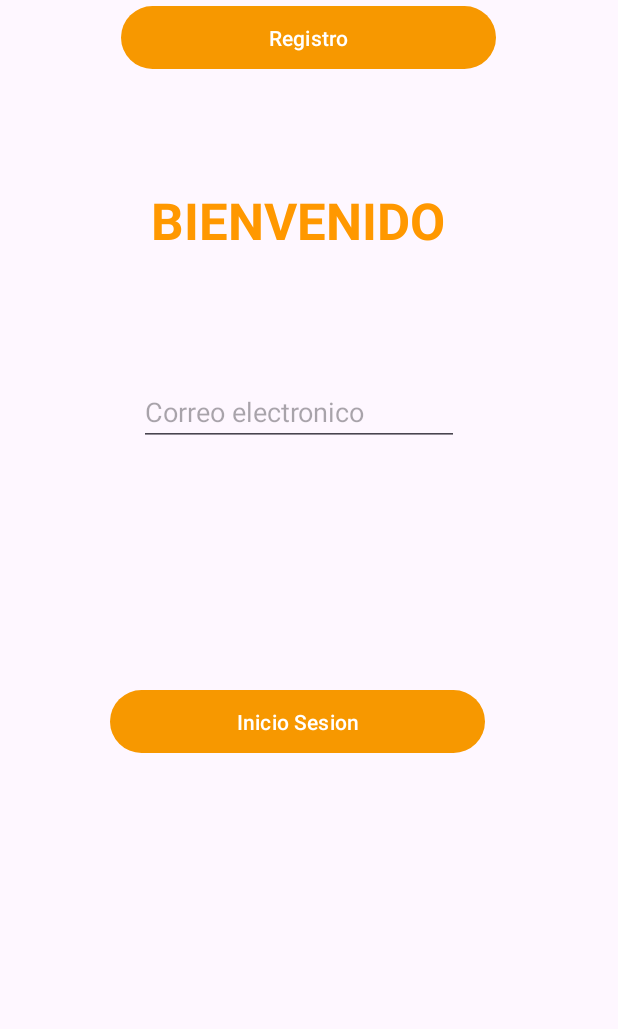
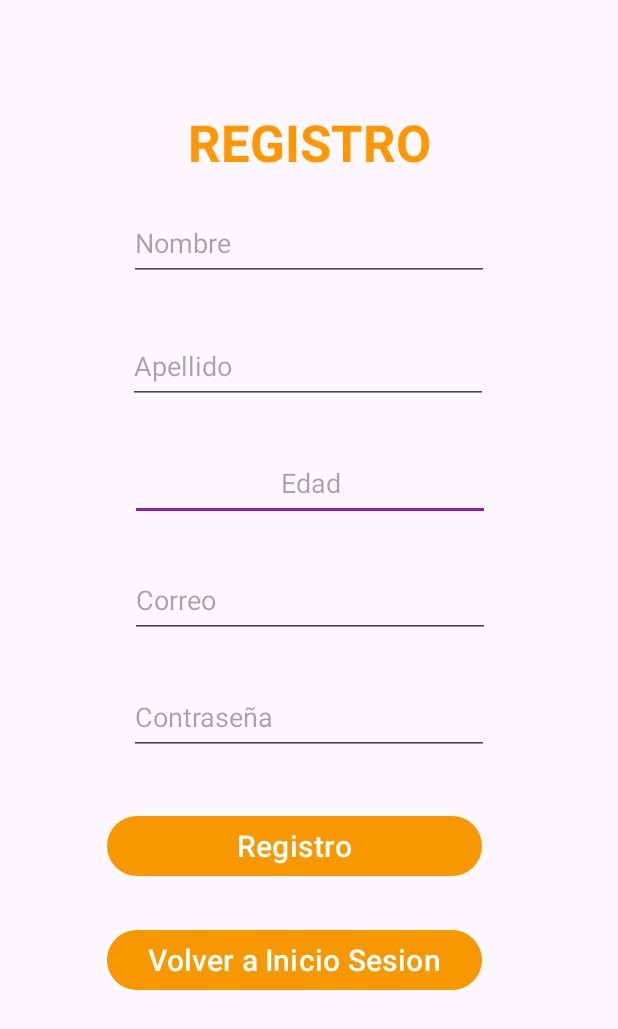
Before and after one commit to juandi247/Wallet-Aplicacion-actualizada, an Android app: the RegistroActivity screen opened directly, with no data from a screen before it, on a phone screen of 412 x 824 dp. Shown: the top 1029 px of the screen. Run offline under Robolectric (Android 15) with nearby library versions, the phone set to English and light mode, and no system bars.

Commit message:
Inicio de sesion y Registro,con los botones para pasar entre estas

```diff
--- a/app/src/main/java/com/fabiansuarez/mywallet/LoginActivity.java
+++ b/app/src/main/java/com/fabiansuarez/mywallet/LoginActivity.java
@@ -2,7 +2,10 @@ package com.fabiansuarez.mywallet;
 
 import androidx.appcompat.app.AppCompatActivity;
 
+import android.content.Intent;
 import android.os.Bundle;
+import android.view.View;
+import android.widget.Button;
 
 public class LoginActivity extends AppCompatActivity {
 
@@ -10,5 +13,15 @@ public class LoginActivity extends AppCompatActivity {
     protected void onCreate(Bundle savedInstanceState) {
         super.onCreate(savedInstanceState);
         setContentView(R.layout.activity_login);
+      Button btnRegistro = findViewById(R.id.btn_registro);
+
+        btnRegistro.setOnClickListener(new View.OnClickListener() {
+            @Override
+            public void onClick(View v) {
+
+                Intent intent = new Intent(LoginActivity.this, RegistroActivity.class);
+                startActivity(intent);
+            }
+        });
     }
 }
--- a/app/src/main/java/com/fabiansuarez/mywallet/RegistroActivity.java
+++ b/app/src/main/java/com/fabiansuarez/mywallet/RegistroActivity.java
@@ -2,7 +2,10 @@ package com.fabiansuarez.mywallet;
 
 import androidx.appcompat.app.AppCompatActivity;
 
+import android.content.Intent;
 import android.os.Bundle;
+import android.view.View;
+import android.widget.Button;
 
 public class RegistroActivity extends AppCompatActivity {
 
@@ -10,5 +13,14 @@ public class RegistroActivity extends AppCompatActivity {
     protected void onCreate(Bundle savedInstanceState) {
         super.onCreate(savedInstanceState);
         setContentView(R.layout.activity_registro);
+        Button btnVolver=findViewById(R.id.btn_volverInicioSesion);
+
+        btnVolver.setOnClickListener(new View.OnClickListener() {
+            @Override
+            public void onClick(View view) {
+                Intent intent= new Intent(RegistroActivity.this, LoginActivity.class);
+                startActivity(intent);
+            }
+        });
     }
 }
--- a/app/src/main/java/com/fabiansuarez/mywallet/SplashActivity.java
+++ b/app/src/main/java/com/fabiansuarez/mywallet/SplashActivity.java
@@ -23,7 +23,7 @@ public class SplashActivity extends AppCompatActivity {
                 finish();
 
             }
-        }, 3000);
+        }, 4200);
 
     }
 }
--- a/app/src/main/res/layout/activity_login.xml
+++ b/app/src/main/res/layout/activity_login.xml
@@ -7,7 +7,7 @@
     tools:context=".LoginActivity">
 
     <Button
-        android:id="@+id/button"
+        android:id="@+id/btn_iniciosesion"
         android:layout_width="250dp"
         android:layout_height="50dp"
         android:layout_marginTop="424dp"
@@ -18,7 +18,7 @@
         app:layout_constraintTop_toTopOf="parent" />
 
     <Button
-        android:id="@+id/button2"
+        android:id="@+id/btn_registro"
         android:layout_width="250dp"
         android:layout_height="50dp"
         android:layout_marginTop="48dp"
@@ -26,17 +26,17 @@
         app:layout_constraintEnd_toEndOf="parent"
         app:layout_constraintHorizontal_bias="0.496"
         app:layout_constraintStart_toStartOf="parent"
-        app:layout_constraintTop_toBottomOf="@+id/button" />
+        app:layout_constraintTop_toBottomOf="@+id/btn_iniciosesion" />
 
     <EditText
         android:id="@+id/editTextTextPassword"
-        android:layout_width="wrap_content"
-        android:layout_height="wrap_content"
+        android:layout_width="240dp"
+        android:layout_height="50dp"
         android:layout_marginTop="56dp"
         android:ems="10"
         android:hint="Contraseña"
         android:inputType="textPassword"
-        app:layout_constraintBottom_toTopOf="@+id/button"
+        app:layout_constraintBottom_toTopOf="@+id/btn_iniciosesion"
         app:layout_constraintEnd_toEndOf="parent"
         app:layout_constraintHorizontal_bias="0.497"
         app:layout_constraintStart_toStartOf="parent"
@@ -45,8 +45,8 @@
 
     <EditText
         android:id="@+id/editTextTextEmailAddress"
-        android:layout_width="wrap_content"
-        android:layout_height="wrap_content"
+        android:layout_width="240dp"
+        android:layout_height="50dp"
         android:layout_marginTop="220dp"
         android:ems="10"
         android:hint="Correo electronico"
--- a/app/src/main/res/layout/activity_registro.xml
+++ b/app/src/main/res/layout/activity_registro.xml
@@ -6,68 +6,107 @@
     android:layout_height="match_parent"
     tools:context=".RegistroActivity">
 
-    <EditText
-        android:id="@+id/editTextTextPassword2"
-        android:layout_width="wrap_content"
+    <Button
+        android:id="@+id/btn_Registro"
+        android:layout_width="250dp"
         android:layout_height="wrap_content"
-        android:layout_marginTop="56dp"
-        android:ems="10"
-        android:hint="Contraseña"
-        android:inputType="textPassword"
-        app:layout_constraintBottom_toTopOf="@+id/button"
+        android:layout_marginTop="540dp"
+        android:text="Registro"
+        android:textSize="20dp"
         app:layout_constraintEnd_toEndOf="parent"
-        app:layout_constraintHorizontal_bias="0.462"
-        app:layout_constraintStart_toStartOf="parent"
-        app:layout_constraintTop_toBottomOf="@+id/editTextTextEmailAddress"
-        app:layout_constraintVertical_bias="0.0" />
-
-    <Button
-        android:id="@+id/button3"
-        android:layout_width="250dp"
-        android:layout_height="50dp"
-        android:layout_marginTop="456dp"
-        android:text="Inicio Sesion"
-        app:layout_constraintEnd_toEndOf="parent"
-        app:layout_constraintHorizontal_bias="0.453"
+        app:layout_constraintHorizontal_bias="0.44"
         app:layout_constraintStart_toStartOf="parent"
         app:layout_constraintTop_toTopOf="parent" />
 
     <Button
-        android:id="@+id/button4"
+        android:id="@+id/btn_volverInicioSesion"
         android:layout_width="250dp"
-        android:layout_height="50dp"
-        android:layout_marginTop="48dp"
-        android:text="Registro"
+        android:layout_height="wrap_content"
+        android:layout_marginTop="616dp"
+        android:text="Volver a Inicio Sesion"
+        android:textSize="20sp"
         app:layout_constraintEnd_toEndOf="parent"
-        app:layout_constraintHorizontal_bias="0.496"
+        app:layout_constraintHorizontal_bias="0.44"
         app:layout_constraintStart_toStartOf="parent"
-        app:layout_constraintTop_toBottomOf="@+id/button" />
+        app:layout_constraintTop_toTopOf="parent" />
 
     <TextView
         android:id="@+id/textView2"
         android:layout_width="wrap_content"
         android:layout_height="wrap_content"
-        android:layout_marginTop="124dp"
-        android:text="BIENVENIDO"
+        android:layout_marginTop="72dp"
+        android:text="REGISTRO"
         android:textColor="#FF9800"
         android:textSize="34sp"
         android:textStyle="bold"
         app:layout_constraintEnd_toEndOf="parent"
-        app:layout_constraintHorizontal_bias="0.467"
         app:layout_constraintStart_toStartOf="parent"
         app:layout_constraintTop_toTopOf="parent" />
 
     <EditText
+        android:id="@+id/editTextNumber"
+        android:layout_width="240dp"
+        android:layout_height="50dp"
+        android:layout_marginTop="28dp"
+        android:ems="10"
+        android:hint="Edad"
+        android:inputType="number"
+        android:textAlignment="center"
+        app:layout_constraintEnd_toEndOf="parent"
+        app:layout_constraintHorizontal_bias="0.502"
+        app:layout_constraintStart_toStartOf="parent"
+        app:layout_constraintTop_toBottomOf="@+id/editTextText2" />
+
+    <EditText
         android:id="@+id/editTextTextEmailAddress2"
-        android:layout_width="wrap_content"
-        android:layout_height="wrap_content"
-        android:layout_marginTop="252dp"
+        android:layout_width="240dp"
+        android:layout_height="50dp"
+        android:layout_marginTop="188dp"
         android:ems="10"
-        android:hint="Correo electronico"
+        android:hint="Correo"
         android:inputType="textEmailAddress"
         app:layout_constraintEnd_toEndOf="parent"
-        app:layout_constraintHorizontal_bias="0.467"
+        app:layout_constraintHorizontal_bias="0.502"
         app:layout_constraintStart_toStartOf="parent"
-        app:layout_constraintTop_toTopOf="parent" />
+        app:layout_constraintTop_toBottomOf="@+id/editTextText" />
+
+    <EditText
+        android:id="@+id/editTextTextPassword2"
+        android:layout_width="240dp"
+        android:layout_height="50dp"
+        android:layout_marginTop="28dp"
+        android:ems="10"
+        android:hint="Contraseña"
+        android:inputType="textPassword"
+        app:layout_constraintEnd_toEndOf="parent"
+        app:layout_constraintStart_toStartOf="parent"
+        app:layout_constraintTop_toBottomOf="@+id/editTextTextEmailAddress2" />
+
+    <EditText
+        android:id="@+id/editTextText"
+        android:layout_width="240dp"
+        android:layout_height="50dp"
+        android:layout_marginTop="20dp"
+        android:ems="10"
+        android:hint="Nombre"
+        android:inputType="text"
+        android:textAlignment="textStart"
+        app:layout_constraintEnd_toEndOf="parent"
+        app:layout_constraintStart_toStartOf="parent"
+        app:layout_constraintTop_toBottomOf="@+id/textView2" />
+
+    <EditText
+        android:id="@+id/editTextText2"
+        android:layout_width="240dp"
+        android:layout_height="50dp"
+        android:layout_marginTop="32dp"
+        android:ems="10"
+        android:hint="Apellido"
+        android:inputType="text"
+        android:textAlignment="textStart"
+        app:layout_constraintEnd_toEndOf="parent"
+        app:layout_constraintHorizontal_bias="0.497"
+        app:layout_constraintStart_toStartOf="parent"
+        app:layout_constraintTop_toBottomOf="@+id/editTextText" />
 
 </androidx.constraintlayout.widget.ConstraintLayout>
```
